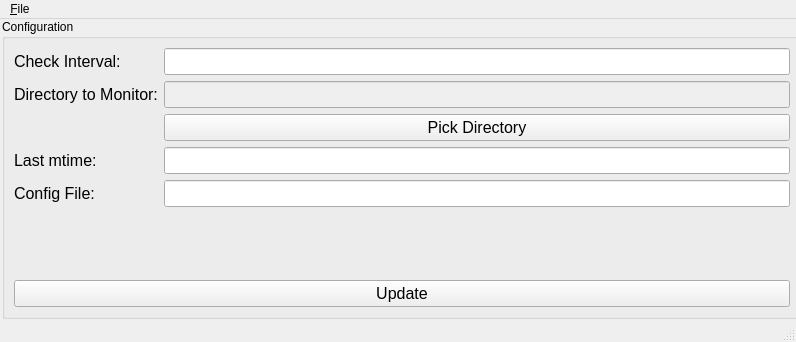
DrBassman/faxCheck, file faxCheck.ui: the form before one commit.
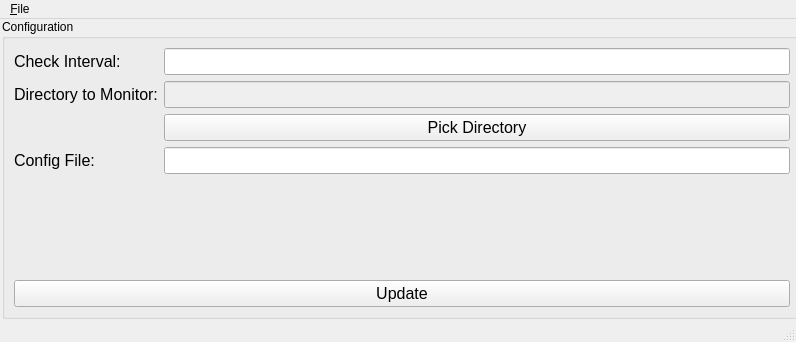
The form after the commit.

Commit message: Added button to configure dir to monitor, instead of editable text.

The edit to the form file:
```diff
--- a/faxCheck.ui
+++ b/faxCheck.ui
@@ -116,66 +116,6 @@
          </property>
         </widget>
        </item>
-       <item row="4" column="0">
-        <widget class="QLabel" name="lastMTimeLabel">
-         <property name="enabled">
-          <bool>true</bool>
-         </property>
-         <property name="font">
-          <font>
-           <pointsize>12</pointsize>
-          </font>
-         </property>
-         <property name="text">
-          <string>Last mtime:</string>
-         </property>
-        </widget>
-       </item>
-       <item row="4" column="1">
-        <widget class="QLineEdit" name="lastMTimeLineEdit">
-         <property name="enabled">
-          <bool>true</bool>
-         </property>
-         <property name="font">
-          <font>
-           <pointsize>12</pointsize>
-          </font>
-         </property>
-         <property name="focusPolicy">
-          <enum>Qt::NoFocus</enum>
-         </property>
-         <property name="readOnly">
-          <bool>true</bool>
-         </property>
-        </widget>
-       </item>
-       <item row="5" column="0">
-        <widget class="QLabel" name="configFileLabel">
-         <property name="font">
-          <font>
-           <pointsize>12</pointsize>
-          </font>
-         </property>
-         <property name="text">
-          <string>Config File:</string>
-         </property>
-        </widget>
-       </item>
-       <item row="5" column="1">
-        <widget class="QLineEdit" name="configFileLineEdit">
-         <property name="font">
-          <font>
-           <pointsize>12</pointsize>
-          </font>
-         </property>
-         <property name="focusPolicy">
-          <enum>Qt::NoFocus</enum>
-         </property>
-         <property name="readOnly">
-          <bool>true</bool>
-         </property>
-        </widget>
-       </item>
        <item row="3" column="0">
         <widget class="QLabel" name="blankLabel">
          <property name="text">
@@ -195,6 +135,33 @@
          </property>
         </widget>
        </item>
+       <item row="4" column="0">
+        <widget class="QLabel" name="configFileLabel">
+         <property name="font">
+          <font>
+           <pointsize>12</pointsize>
+          </font>
+         </property>
+         <property name="text">
+          <string>Config File:</string>
+         </property>
+        </widget>
+       </item>
+       <item row="4" column="1">
+        <widget class="QLineEdit" name="configFileLineEdit">
+         <property name="font">
+          <font>
+           <pointsize>12</pointsize>
+          </font>
+         </property>
+         <property name="focusPolicy">
+          <enum>Qt::NoFocus</enum>
+         </property>
+         <property name="readOnly">
+          <bool>true</bool>
+         </property>
+        </widget>
+       </item>
       </layout>
      </item>
      <item>
```
Left out of the diff: 1 changed line with no effect on the pictures. The commit also changes 1 other file.
